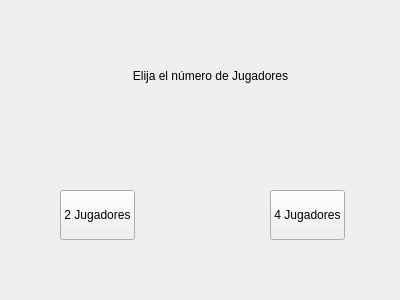
pelucas-power-team/desarrollo, file interfaces/main.ui: the form before one commit.
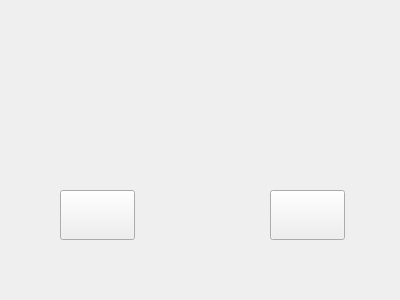
The form after the commit.

Diff of the .ui file:
```diff
--- a/interfaces/main.ui
+++ b/interfaces/main.ui
@@ -13,22 +13,6 @@
   <property name="windowTitle">
    <string>Form</string>
   </property>
-  <widget class="QLabel" name="label">
-   <property name="geometry">
-    <rect>
-     <x>110</x>
-     <y>40</y>
-     <width>201</width>
-     <height>71</height>
-    </rect>
-   </property>
-   <property name="text">
-    <string>Elija el número de Jugadores</string>
-   </property>
-   <property name="alignment">
-    <set>Qt::AlignCenter</set>
-   </property>
-  </widget>
   <widget class="QPushButton" name="jugar_2">
    <property name="geometry">
     <rect>
@@ -39,7 +23,7 @@
     </rect>
    </property>
    <property name="text">
-    <string>2 Jugadores</string>
+    <string/>
    </property>
   </widget>
   <widget class="QPushButton" name="jugar_4">
@@ -52,9 +36,28 @@
     </rect>
    </property>
    <property name="text">
-    <string>4 Jugadores</string>
+    <string/>
    </property>
   </widget>
+  <widget class="QLabel" name="fondo">
+   <property name="geometry">
+    <rect>
+     <x>0</x>
+     <y>0</y>
+     <width>400</width>
+     <height>300</height>
+    </rect>
+   </property>
+   <property name="text">
+    <string/>
+   </property>
+   <property name="scaledContents">
+    <bool>true</bool>
+   </property>
+  </widget>
+  <zorder>fondo</zorder>
+  <zorder>jugar_2</zorder>
+  <zorder>jugar_4</zorder>
  </widget>
  <resources/>
  <connections/>
```
Left out of the diff: 2 changed lines with no effect on the pictures.
